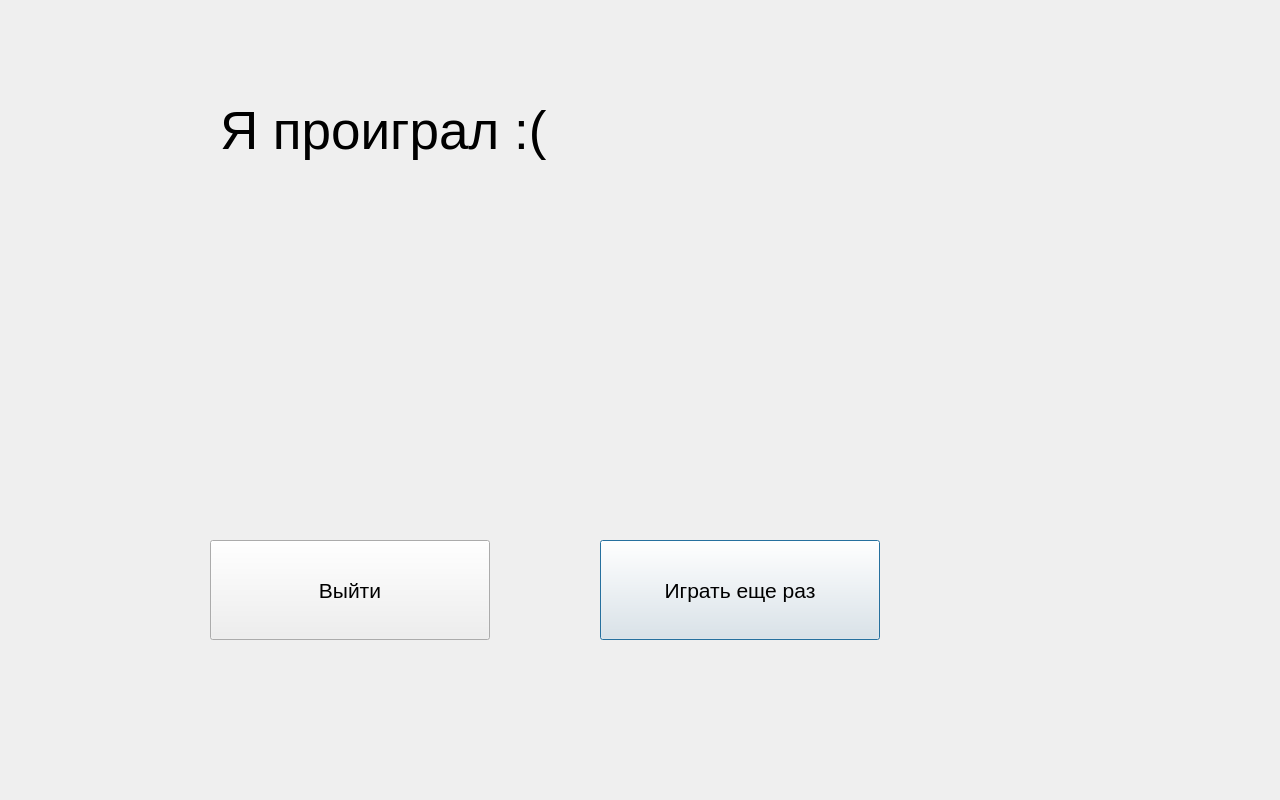
This is QtPetinator/losing.ui in krbroman/Petinator as Qt 5 draws it before an edit. The edited form follows.
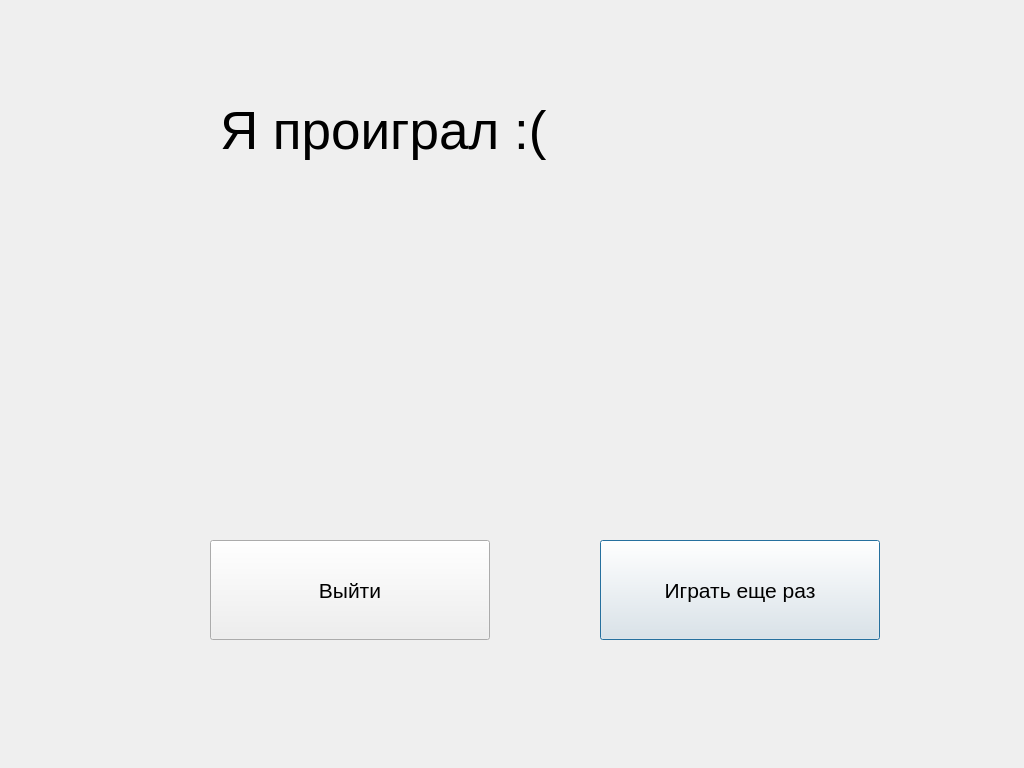
This is the edited form.

```diff
--- a/QtPetinator/losing.ui
+++ b/QtPetinator/losing.ui
@@ -6,8 +6,8 @@
    <rect>
     <x>0</x>
     <y>0</y>
-    <width>1280</width>
-    <height>800</height>
+    <width>1024</width>
+    <height>768</height>
    </rect>
   </property>
   <property name="windowTitle">
```
Left out of the diff: 101 changed lines with no effect on the pictures.
